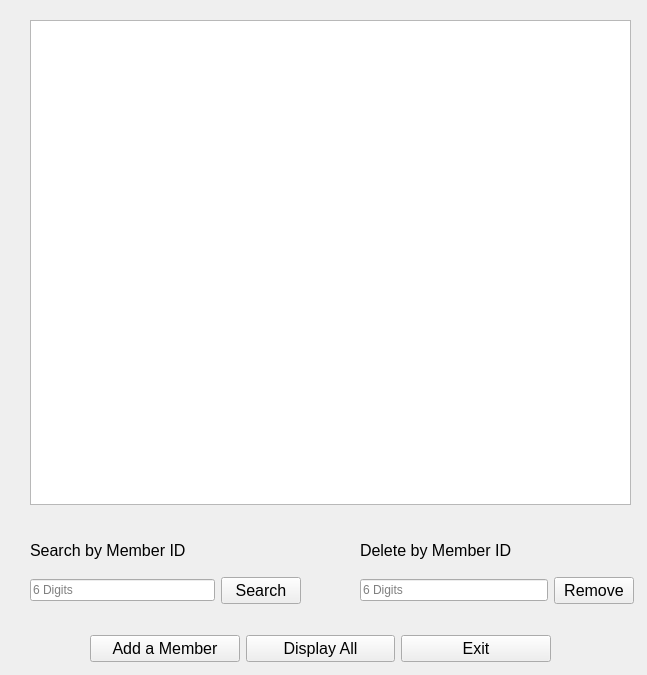
This is managemembers.ui in max9001/Bulk-Club-Project as Qt 5 draws it before an edit. The edited form follows.
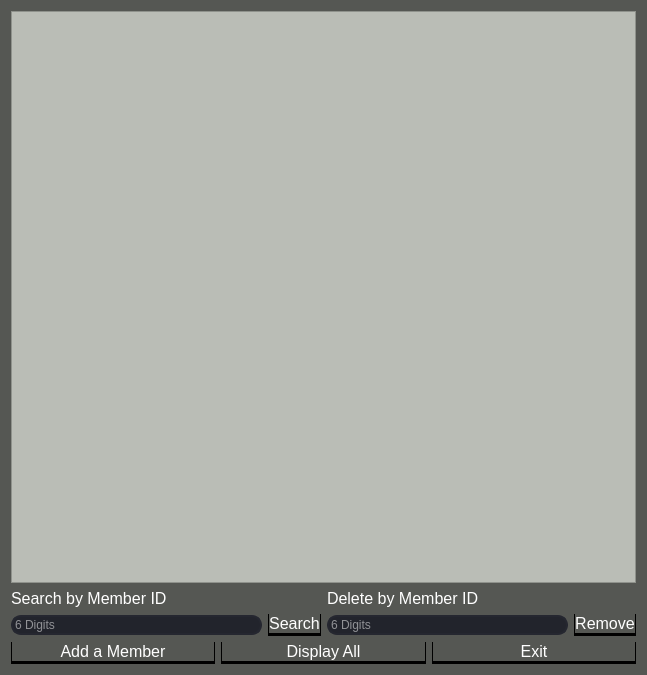
This is the edited form.

```diff
--- a/managemembers.ui
+++ b/managemembers.ui
@@ -13,75 +13,185 @@
   <property name="windowTitle">
    <string>Manage Members</string>
   </property>
+  <property name="styleSheet">
+   <string notr="true">QPushButton{
+	background-color: rgb(46, 52, 54);
+	border: none;
+	color: rgb(255, 255, 255);
+	border-left: 1px solid rgb(0, 0, 0);
+	border-right: 1px solid rgb(0, 0, 0);
+	border-bottom: 3px solid rgb(0, 0, 0);
+}
+
+QPushButton:hover{
+	background-color: rgb(59, 59, 59);
+	border: none;
+	color: rgb(255, 255, 255);
+	border-left: 1px solid rgb(29, 29, 29);
+	border-right: 1px solid rgb(29, 29, 29);
+	border-bottom: 3px solid rgb(29, 29, 29);
+}
+
+QPushButton:pressed{
+	background-color: rgb(46, 52, 54);
+	border: none;
+	color: rgb(255, 255, 255);
+	border-left: 1px solid rgb(0, 0, 0);
+	border-right: 1px solid rgb(0, 0, 0);
+	border-top: 3px solid rgb(0, 0, 0);
+}
+
+QDialog{
+	background-color: rgb(85, 87, 83);
+}
+
+QWidget{
+	background-color: rgb(85, 87, 83);
+}
+
+QMainWindow{
+	background-color: rgb(85, 87, 83);
+}
+
+QLabel{
+	color: rgb(255, 255, 255);
+	
+}
+
+QLineEdit{
+	border: 2px solid rgb(37, 39, 48);
+	border-radius: 10px;
+	color: #FFF;
+	background-color:rgb(34, 36, 44);
+}
+
+QLineEdit:hover{
+	border: 2px solid rgb(48, 50, 62);
+}
+
+QLineEdit:focus{
+	border: 2px solid rgb(85, 170, 255);
+	background-color:rgb(43, 45, 56);
+}
+
+
+/*--------------------------------------------------------------------------------------------*/
+
+ QScrollBar:vertical {
+	border: none;
+    background: rgb(45, 45, 68);
+    width: 14px;
+    margin: 15px 0 15px 0;
+	border-radius: 0px;
+ }
+
+/*  HANDLE BAR VERTICAL */
+QScrollBar::handle:vertical {	
+	background-color: rgb(80, 80, 122);
+	min-height: 30px;
+	border-radius: 7px;
+}
+QScrollBar::handle:vertical:hover{	
+	background-color: rgb(255, 0, 127);
+}
+QScrollBar::handle:vertical:pressed {	
+	background-color: rgb(185, 0, 92);
+}
+
+/* BTN TOP - SCROLLBAR */
+QScrollBar::sub-line:vertical {
+	border: none;
+	background-color: rgb(59, 59, 90);
+	height: 15px;
+	border-top-left-radius: 7px;
+	border-top-right-radius: 7px;
+	subcontrol-position: top;
+	subcontrol-origin: margin;
+}
+QScrollBar::sub-line:vertical:hover {	
+	background-color: rgb(255, 0, 127);
+}
+QScrollBar::sub-line:vertical:pressed {	
+	background-color: rgb(185, 0, 92);
+}
+
+/* BTN BOTTOM - SCROLLBAR */
+QScrollBar::add-line:vertical {
+	border: none;
+	background-color: rgb(59, 59, 90);
+	height: 15px;
+	border-bottom-left-radius: 7px;
+	border-bottom-right-radius: 7px;
+	subcontrol-position: bottom;
+	subcontrol-origin: margin;
+}
+QScrollBar::add-line:vertical:hover {	
+	background-color: rgb(255, 0, 127);
+}
+QScrollBar::add-line:vertical:pressed {	
+	background-color: rgb(185, 0, 92);
+}
+
+/* RESET ARROW */
+QScrollBar::up-arrow:vertical, QScrollBar::down-arrow:vertical {
+	background: none;
+}
+QScrollBar::add-page:vertical, QScrollBar::sub-page:vertical {
+	background: none;
+}
+
+
+QTableView{
+	background-color: rgb(186, 189, 182);
+}
+
+
+
+QScrollBar:horizontal {
+    border: none;
+    background: rgb(45, 45, 68);
+    width: 14px;
+    margin: 15px 0 15px 0;
+	border-radius: 0px;
+}
+QScrollBar::handle:horizontal {
+    background-color: rgb(80, 80, 122);
+	min-height: 30px;
+	border-radius: 7px;
+}
+QScrollBar::add-line:horizontal {
+    background-color: rgb(255, 0, 127);
+}
+
+QScrollBar::sub-line:horizontal {
+    background-color: rgb(185, 0, 92);
+}
+QScrollBar::up-arrow:horizontal, QScrollBar::down-arrow:horizontal
+{
+    background: none;
+}
+QScrollBar::add-page:horizontal, QScrollBar::sub-page:horizontal
+{
+    background: none;
+}
+
+</string>
+  </property>
+  <layout class="QVBoxLayout" name="verticalLayout_4">
+   <item>
+    <layout class="QVBoxLayout" name="verticalLayout_3">
+     <item>
   <widget class="QTableView" name="tableView">
-   <property name="geometry">
-    <rect>
-     <x>30</x>
-     <y>20</y>
-     <width>601</width>
-     <height>485</height>
-    </rect>
-   </property>
-  </widget>
-  <widget class="QWidget" name="layoutWidget">
-   <property name="geometry">
-    <rect>
-     <x>360</x>
-     <y>530</y>
-     <width>274</width>
-     <height>74</height>
-    </rect>
-   </property>
-   <layout class="QVBoxLayout" name="verticalLayout_2">
-    <item>
-     <widget class="QLabel" name="label_2">
-      <property name="font">
-       <font>
-        <pointsize>12</pointsize>
-       </font>
-      </property>
-      <property name="text">
-       <string>Delete by Member ID</string>
-      </property>
-     </widget>
-    </item>
-    <item>
-     <layout class="QHBoxLayout" name="horizontalLayout_2">
-      <item>
-       <widget class="QLineEdit" name="deleteMemberLineEdit">
-        <property name="placeholderText">
-         <string>6 Digits</string>
-        </property>
-       </widget>
-      </item>
-      <item>
-       <widget class="QPushButton" name="deletePushButton">
-        <property name="font">
-         <font>
-          <pointsize>12</pointsize>
-         </font>
-        </property>
         <property name="styleSheet">
-         <string notr="true"/>
-        </property>
-        <property name="text">
-         <string>Remove</string>
-        </property>
-       </widget>
-      </item>
-     </layout>
-    </item>
-   </layout>
-  </widget>
-  <widget class="QWidget" name="layoutWidget">
-   <property name="geometry">
-    <rect>
-     <x>30</x>
-     <y>530</y>
-     <width>271</width>
-     <height>74</height>
-    </rect>
-   </property>
+        <string notr="true">QTableView{
+background-color: rgb(186, 189, 182);
+}</string>
+       </property>
+      </widget>
+     </item>
+     <item>
+      <layout class="QHBoxLayout" name="horizontalLayout_4">
+       <item>
    <layout class="QVBoxLayout" name="verticalLayout">
     <item>
      <widget class="QLabel" name="label">
@@ -122,16 +232,52 @@
      </layout>
     </item>
    </layout>
-  </widget>
-  <widget class="QWidget" name="layoutWidget">
-   <property name="geometry">
-    <rect>
-     <x>90</x>
-     <y>630</y>
-     <width>461</width>
-     <height>38</height>
-    </rect>
-   </property>
+       </item>
+       <item>
+        <layout class="QVBoxLayout" name="verticalLayout_2">
+         <item>
+          <widget class="QLabel" name="label_2">
+           <property name="font">
+            <font>
+             <pointsize>12</pointsize>
+            </font>
+           </property>
+           <property name="text">
+            <string>Delete by Member ID</string>
+           </property>
+          </widget>
+         </item>
+         <item>
+          <layout class="QHBoxLayout" name="horizontalLayout_2">
+           <item>
+            <widget class="QLineEdit" name="deleteMemberLineEdit">
+             <property name="placeholderText">
+              <string>6 Digits</string>
+             </property>
+            </widget>
+           </item>
+           <item>
+            <widget class="QPushButton" name="deletePushButton">
+             <property name="font">
+              <font>
+               <pointsize>12</pointsize>
+              </font>
+             </property>
+             <property name="styleSheet">
+              <string notr="true"/>
+             </property>
+             <property name="text">
+              <string>Remove</string>
+             </property>
+            </widget>
+           </item>
+          </layout>
+         </item>
+        </layout>
+       </item>
+      </layout>
+     </item>
+     <item>
    <layout class="QHBoxLayout" name="horizontalLayout_3">
     <item>
      <widget class="QPushButton" name="AddMemberButton">
@@ -179,7 +325,10 @@
      </widget>
     </item>
    </layout>
-  </widget>
+     </item>
+    </layout>
+   </item>
+  </layout>
  </widget>
  <resources/>
  <connections/>
```
Lines whose indentation alone changed are shown as unchanged.
